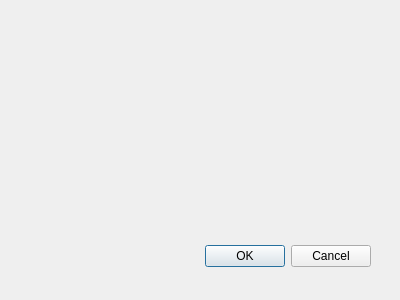
Before: the Qt Designer form sparql_for_qgis_dialog_base.ui in dhlab-epfl/sparqlForQGIS, drawn with Qt 5.
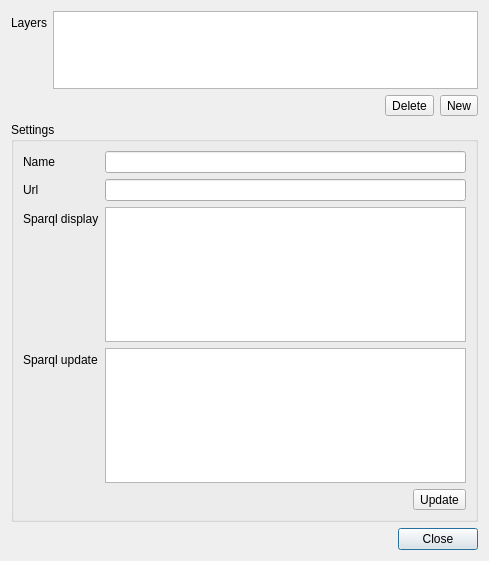
After: the same form once the commit is applied.

```diff
--- a/sparql_for_qgis_dialog_base.ui
+++ b/sparql_for_qgis_dialog_base.ui
@@ -1,33 +1,162 @@
 <ui version="4.0" >
  <class>SparqlForQGISDialogBase</class>
- <widget class="QDialog" name="SparqlForQGISDialogBase" >
-  <property name="geometry" >
+ <widget class="QDialog" name="SparqlForQGISDialogBase">
+  <property name="geometry">
    <rect>
     <x>0</x>
     <y>0</y>
-    <width>400</width>
-    <height>300</height>
+    <width>489</width>
+    <height>561</height>
    </rect>
   </property>
   <property name="windowTitle" >
    <string>Sparql for QGIS</string>
   </property>
-  <widget class="QDialogButtonBox" name="button_box" >
-   <property name="geometry" >
-    <rect>
-     <x>30</x>
-     <y>240</y>
-     <width>341</width>
-     <height>32</height>
-    </rect>
-   </property>
-   <property name="orientation" >
-    <enum>Qt::Horizontal</enum>
-   </property>
-   <property name="standardButtons" >
-    <set>QDialogButtonBox::Cancel|QDialogButtonBox::Ok</set>
-   </property>
-  </widget>
+  <layout class="QFormLayout" name="formLayout">
+   <item row="7" column="0" colspan="2">
+    <widget class="QDialogButtonBox" name="button_box">
+     <property name="orientation">
+      <enum>Qt::Horizontal</enum>
+     </property>
+     <property name="standardButtons">
+      <set>QDialogButtonBox::Close</set>
+     </property>
+    </widget>
+   </item>
+   <item row="0" column="1">
+    <widget class="QListWidget" name="listWidget"/>
+   </item>
+   <item row="0" column="0">
+    <widget class="QLabel" name="label_2">
+     <property name="text">
+      <string>Layers</string>
+     </property>
+    </widget>
+   </item>
+   <item row="3" column="0" colspan="2">
+    <widget class="QGroupBox" name="groupBox">
+     <property name="title">
+      <string>Settings</string>
+     </property>
+     <layout class="QFormLayout" name="formLayout_2">
+      <item row="1" column="0">
+       <widget class="QLabel" name="label_4">
+        <property name="text">
+         <string>Name</string>
+        </property>
+       </widget>
+      </item>
+      <item row="1" column="1">
+       <widget class="QLineEdit" name="nameLineEdit">
+        <property name="text">
+         <string/>
+        </property>
+       </widget>
+      </item>
+      <item row="2" column="0">
+       <widget class="QLabel" name="label">
+        <property name="text">
+         <string>Url</string>
+        </property>
+       </widget>
+      </item>
+      <item row="2" column="1">
+       <widget class="QLineEdit" name="urlLineEdit">
+        <property name="styleSheet">
+         <string notr="true">font: 8pt &quot;Consolas&quot;;</string>
+        </property>
+        <property name="text">
+         <string/>
+        </property>
+       </widget>
+      </item>
+      <item row="3" column="0">
+       <widget class="QLabel" name="label_3">
+        <property name="text">
+         <string>Sparql display</string>
+        </property>
+       </widget>
+      </item>
+      <item row="3" column="1">
+       <widget class="QPlainTextEdit" name="displaySparqlPlainTextEdit">
+        <property name="styleSheet">
+         <string notr="true">font: 8pt &quot;Consolas&quot;;</string>
+        </property>
+       </widget>
+      </item>
+      <item row="4" column="0">
+       <widget class="QLabel" name="label_5">
+        <property name="text">
+         <string>Sparql update</string>
+        </property>
+       </widget>
+      </item>
+      <item row="4" column="1">
+       <widget class="QPlainTextEdit" name="updateSparqlPlainTextEdit">
+        <property name="styleSheet">
+         <string notr="true">font: 8pt &quot;Consolas&quot;;</string>
+        </property>
+       </widget>
+      </item>
+      <item row="5" column="1">
+       <layout class="QHBoxLayout" name="horizontalLayout_2">
+        <item>
+         <spacer name="horizontalSpacer_2">
+          <property name="orientation">
+           <enum>Qt::Horizontal</enum>
+          </property>
+          <property name="sizeHint" stdset="0">
+           <size>
+            <width>40</width>
+            <height>20</height>
+           </size>
+          </property>
+         </spacer>
+        </item>
+        <item>
+         <widget class="QToolButton" name="updateButton">
+          <property name="text">
+           <string>Update</string>
+          </property>
+         </widget>
+        </item>
+       </layout>
+      </item>
+     </layout>
+    </widget>
+   </item>
+   <item row="1" column="1">
+    <layout class="QHBoxLayout" name="horizontalLayout">
+     <item>
+      <spacer name="horizontalSpacer">
+       <property name="orientation">
+        <enum>Qt::Horizontal</enum>
+       </property>
+       <property name="sizeHint" stdset="0">
+        <size>
+         <width>40</width>
+         <height>20</height>
+        </size>
+       </property>
+      </spacer>
+     </item>
+     <item>
+      <widget class="QToolButton" name="deleteButton">
+       <property name="text">
+        <string>Delete</string>
+       </property>
+      </widget>
+     </item>
+     <item>
+      <widget class="QToolButton" name="createButton">
+       <property name="text">
+        <string>New</string>
+       </property>
+      </widget>
+     </item>
+    </layout>
+   </item>
+  </layout>
  </widget>
  <resources/>
  <connections>
```
Left out of the diff: 29 changed lines with no effect on the pictures.
